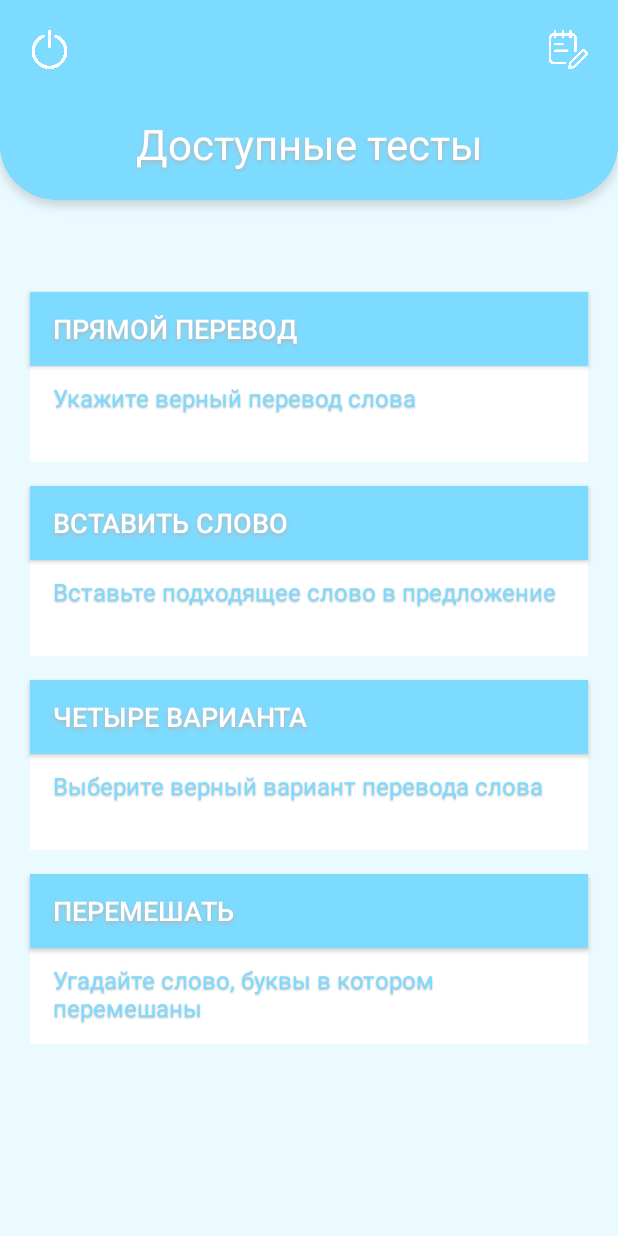
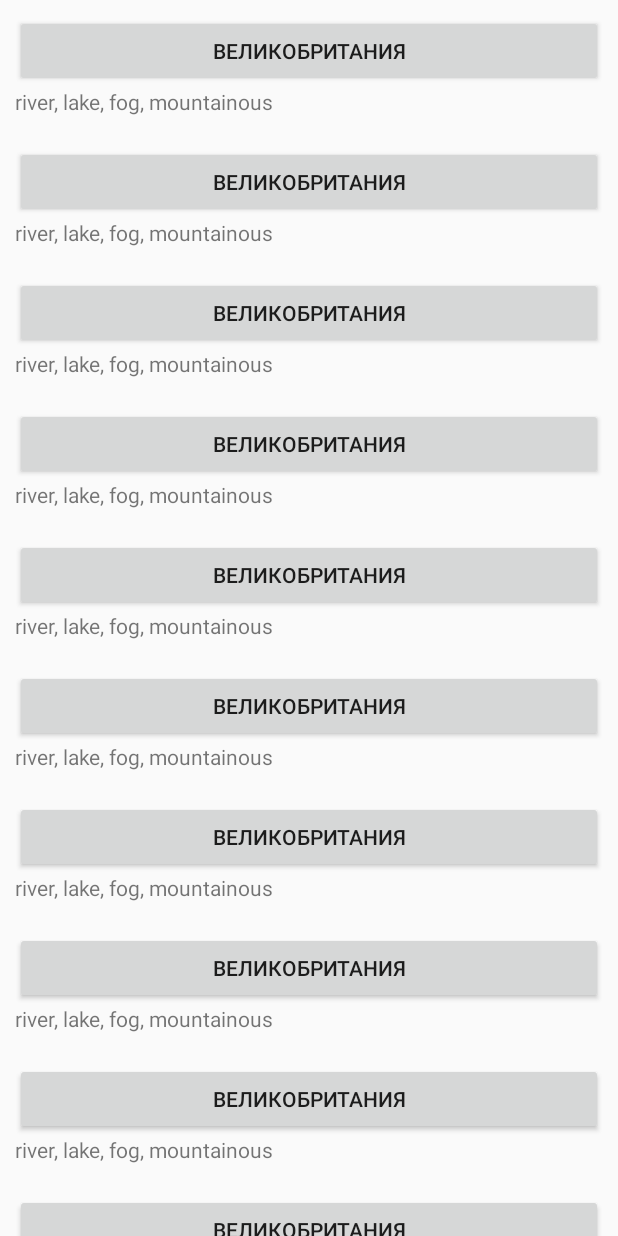
Before and after one commit to Arcadudu/DanaTest, an Android app: the screen it shows after launch (MainActivity before the commit, TopicPickerActivity after it), after a tap on "ПРЯМОЙ ПЕРЕВОД", on a phone screen of 412 x 824 dp. Run offline under Robolectric (Android 15) with nearby library versions, the phone set to English and light mode, and no system bars.

Commit message:
New branch added practicing with recycler view

```diff
--- a/app/build.gradle
+++ b/app/build.gradle
@@ -26,6 +26,7 @@ dependencies {
     implementation fileTree(dir: "libs", include: ["*.jar"])
     implementation 'androidx.appcompat:appcompat:1.2.0'
     implementation 'androidx.constraintlayout:constraintlayout:1.1.3'
+    implementation 'androidx.recyclerview:recyclerview:1.1.0'
     testImplementation 'junit:junit:4.12'
     androidTestImplementation 'androidx.test.ext:junit:1.1.1'
     androidTestImplementation 'androidx.test.espresso:espresso-core:3.2.0'
--- a/app/src/main/AndroidManifest.xml
+++ b/app/src/main/AndroidManifest.xml
@@ -8,6 +8,7 @@
         android:roundIcon="@mipmap/ic_launcher_round"
         android:supportsRtl="true"
         android:theme="@style/AppTheme">
+        <activity android:name=".TopicPickerActivity"></activity>
         <activity android:name=".MainActivity">
             <intent-filter>
                 <action android:name="android.intent.action.MAIN" />
--- a/app/src/main/java/ru/arcadudu/danatest/Dictionary.java
+++ b/app/src/main/java/ru/arcadudu/danatest/Dictionary.java
@@ -62,7 +62,7 @@ public class Dictionary {
     }
 
     // add pair of words to existing dictionary
-    public void addPair(Map<String, String> pairs, String word, String translation) {
+    public void addPair(String word, String translation) {
         pairs.put(word, translation);
     }
 
--- a/app/src/main/java/ru/arcadudu/danatest/MainActivity.java
+++ b/app/src/main/java/ru/arcadudu/danatest/MainActivity.java
@@ -62,21 +62,21 @@ public class MainActivity extends AppCompatActivity implements View.OnClickListe
     // закоментил до момента создания TopicPickerActivity
     @Override
     public void onClick(View view) {
-        //Intent intent = new Intent(this, TopicPickerActivity.class);
-        //switch (view.getId()) {
-        //    case R.id.btn_test1:
-        //        intent.putExtra(TEST_PICKED, "test1");
-        //        break;
-        //    case R.id.btn_test2:
-        //        intent.putExtra(TEST_PICKED, "test2");
-        //        break;
-        //    case R.id.btn_test3:
-        //        intent.putExtra(TEST_PICKED, "test3");
-        //        break;
-        //    case R.id.btn_test4:
-        //        intent.putExtra(TEST_PICKED, "test4");
-        //        break;
-        //}
-        //startActivity(intent);
+        Intent intent = new Intent(this, TopicPickerActivity.class);
+        switch (view.getId()) {
+            case R.id.btn_test1:
+                intent.putExtra(TEST_PICKED, "test1");
+                break;
+            case R.id.btn_test2:
+                intent.putExtra(TEST_PICKED, "test2");
+                break;
+            case R.id.btn_test3:
+                intent.putExtra(TEST_PICKED, "test3");
+                break;
+            case R.id.btn_test4:
+                intent.putExtra(TEST_PICKED, "test4");
+                break;
+        }
+        startActivity(intent);
     }
 }
--- /dev/null
+++ b/app/src/main/java/ru/arcadudu/danatest/TestList.java
@@ -0,0 +1,22 @@
+package ru.arcadudu.danatest;
+
+import java.util.ArrayList;
+import java.util.HashMap;
+import java.util.List;
+import java.util.Map;
+
+public class TestList {
+
+    public static List<Topic> list = new ArrayList<>();
+
+    public static void init(){
+        for (int i = 0; i <50 ; i++) {
+            list.add(new Topic("Великобритания", "river, lake, fog, mountainous"));
+
+        }
+    }
+
+
+
+
+}
--- /dev/null
+++ b/app/src/main/java/ru/arcadudu/danatest/Topic.java
@@ -0,0 +1,22 @@
+package ru.arcadudu.danatest;
+
+// Класс модели данных, отображающий конкретные поля, имеющиеся для привязки в холдер
+class Topic {
+
+    private String title;
+
+    public String getTitle() {
+        return title;
+    }
+
+    public String getDescription() {
+        return description;
+    }
+
+    private String description;
+
+    public Topic(String title, String description) {
+        this.title = title;
+        this.description = description;
+    }
+}
--- /dev/null
+++ b/app/src/main/java/ru/arcadudu/danatest/TopicPickerActivity.java
@@ -0,0 +1,87 @@
+package ru.arcadudu.danatest;
+
+import androidx.annotation.NonNull;
+import androidx.appcompat.app.AppCompatActivity;
+import androidx.recyclerview.widget.RecyclerView;
+
+import android.content.Context;
+import android.os.Bundle;
+import android.util.Log;
+import android.view.LayoutInflater;
+import android.view.View;
+import android.view.ViewGroup;
+import android.widget.Button;
+import android.widget.TextView;
+
+
+import java.util.List;
+
+public class TopicPickerActivity extends AppCompatActivity {
+
+    RecyclerView rv;
+
+    @Override
+    protected void onCreate(Bundle savedInstanceState) {
+        super.onCreate(savedInstanceState);
+        setContentView(R.layout.activity_topic_picker);
+
+        rv = findViewById(R.id.rv_main);
+        TestList.init();
+        rv.setAdapter(new MyAdapter(TestList.list, this));
+        Log.e("error", "test list size: "+ TestList.list.size());
+
+    }
+}
+
+// класс адаптера для управления входными данными и отображением
+class MyAdapter extends RecyclerView.Adapter<MyViewHolder> {
+
+    private List<Topic> dataTopics;
+    private Context context;
+
+    public MyAdapter(List<Topic> dataTopics, Context context) {
+        this.dataTopics = dataTopics;
+        this.context = context;
+    }
+
+    // метод на создание элементов вьюХолдера
+    @NonNull
+    @Override
+    public MyViewHolder onCreateViewHolder(@NonNull ViewGroup parent, int viewType) {
+        View view = LayoutInflater.from(this.context).inflate(R.layout.item_topic, parent, false);
+        Log.e("error", "created view Holder");
+        return new MyViewHolder(view);
+    }
+
+    // метод для привязки данных в конктетную вьюшку
+    @Override
+    public void onBindViewHolder(@NonNull MyViewHolder holder, int position) {
+        holder.bind(dataTopics.get(position));
+        Log.e("error", "bind method");
+    }
+
+    // счетчик элементов
+    @Override
+    public int getItemCount() {
+        return dataTopics.size();
+    }
+}
+
+// создали отделельный класс для работы с вьюХолдерами
+// для хранения ссылки на элементы интерфейса каждого отдельного холдера
+class MyViewHolder extends RecyclerView.ViewHolder {
+    Button btn;
+    TextView tv;
+
+    public MyViewHolder(@NonNull View itemView) {
+        super(itemView);
+        btn = itemView.findViewById(R.id.btn_topic);
+        tv = itemView.findViewById(R.id.tv_description);
+    }
+
+    public void bind(Topic topic) {
+        btn.setText(topic.getTitle());
+        tv.setText(topic.getDescription());
+        Log.e("error", "binding");
+    }
+}
--- /dev/null
+++ b/app/src/main/res/layout/activity_topic_picker.xml
@@ -0,0 +1,16 @@
+<?xml version="1.0" encoding="utf-8"?>
+<androidx.constraintlayout.widget.ConstraintLayout xmlns:android="http://schemas.android.com/apk/res/android"
+    xmlns:tools="http://schemas.android.com/tools"
+    android:layout_width="match_parent"
+    android:layout_height="match_parent"
+    xmlns:app="http://schemas.android.com/apk/res-auto"
+    tools:context=".TopicPickerActivity">
+
+    <androidx.recyclerview.widget.RecyclerView
+        android:id="@+id/rv_main"
+        app:layoutManager="androidx.recyclerview.widget.LinearLayoutManager"
+        android:layout_width="match_parent"
+        android:layout_height="match_parent"
+        tools:layout_editor_absoluteX="1dp"
+        tools:layout_editor_absoluteY="1dp" />
+</androidx.constraintlayout.widget.ConstraintLayout>
--- /dev/null
+++ b/app/src/main/res/layout/item_topic.xml
@@ -0,0 +1,18 @@
+<?xml version="1.0" encoding="utf-8"?>
+<LinearLayout
+    xmlns:android="http://schemas.android.com/apk/res/android" android:layout_width="match_parent"
+    android:layout_height="wrap_content"
+    android:padding="10dp"
+    android:orientation="vertical">
+
+    <Button
+        android:layout_width="match_parent"
+        android:layout_height="wrap_content"
+        android:id="@+id/btn_topic"/>
+
+    <TextView
+        android:id="@+id/tv_description"
+        android:layout_width="match_parent"
+        android:layout_height="wrap_content" />
+
+</LinearLayout>
```
